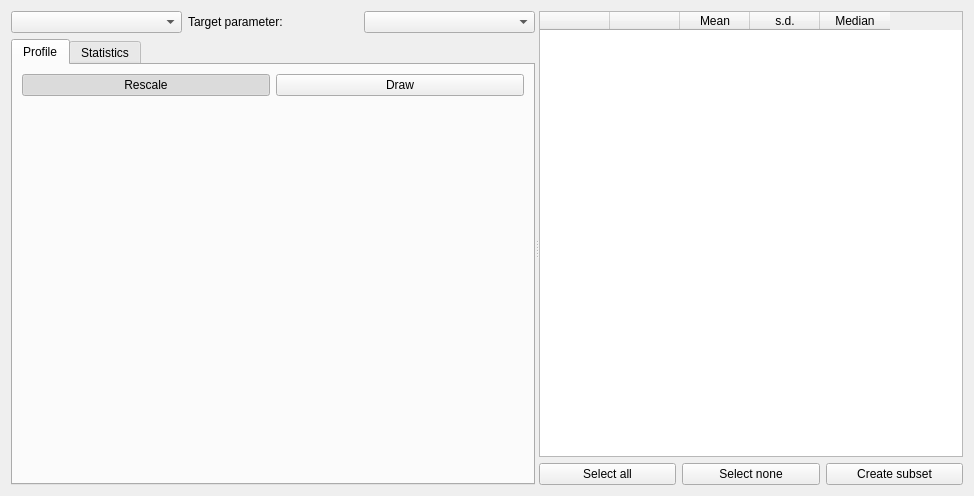
Above: src/gui/profileplotter.ui from CompEphys-team/rtdo before the change. Below: the same form after it.
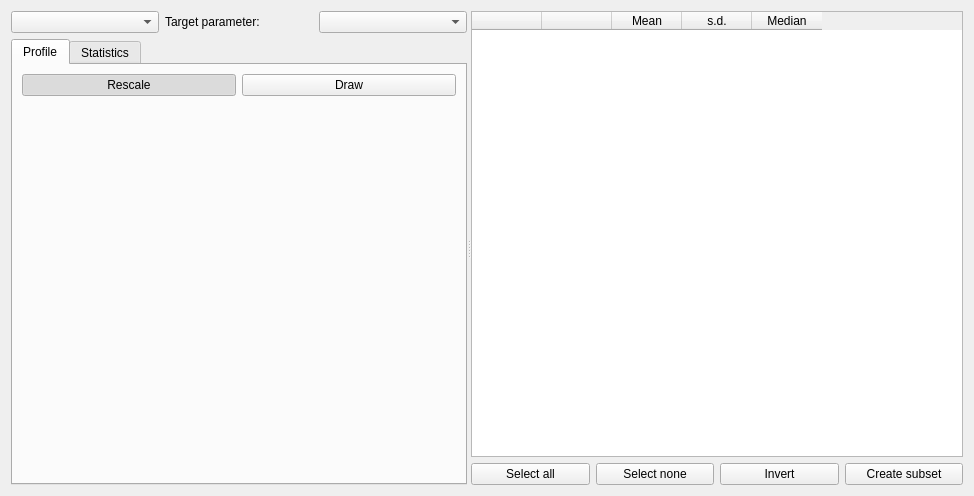
That is the form after the change. Custom widgets are drawn as their Qt base class.

Commit message: Improved ProfilePlotter handling & performance

Diff of the .ui file:
```diff
--- a/src/gui/profileplotter.ui
+++ b/src/gui/profileplotter.ui
@@ -158,14 +158,7 @@
          </property>
         </widget>
        </item>
-       <item row="1" column="2">
-        <widget class="QPushButton" name="selectSubset">
-         <property name="text">
-          <string>Create subset</string>
-         </property>
-        </widget>
-       </item>
-       <item row="0" column="0" colspan="3">
+       <item row="0" column="0" colspan="4">
         <widget class="QTableWidget" name="waves">
          <property name="editTriggers">
           <set>QAbstractItemView::NoEditTriggers</set>
@@ -206,6 +199,20 @@
          </column>
         </widget>
        </item>
+       <item row="1" column="3">
+        <widget class="QPushButton" name="selectSubset">
+         <property name="text">
+          <string>Create subset</string>
+         </property>
+        </widget>
+       </item>
+       <item row="1" column="2">
+        <widget class="QPushButton" name="selectInv">
+         <property name="text">
+          <string>Invert</string>
+         </property>
+        </widget>
+       </item>
       </layout>
      </widget>
     </widget>
```
The commit also changes 2 other files.
